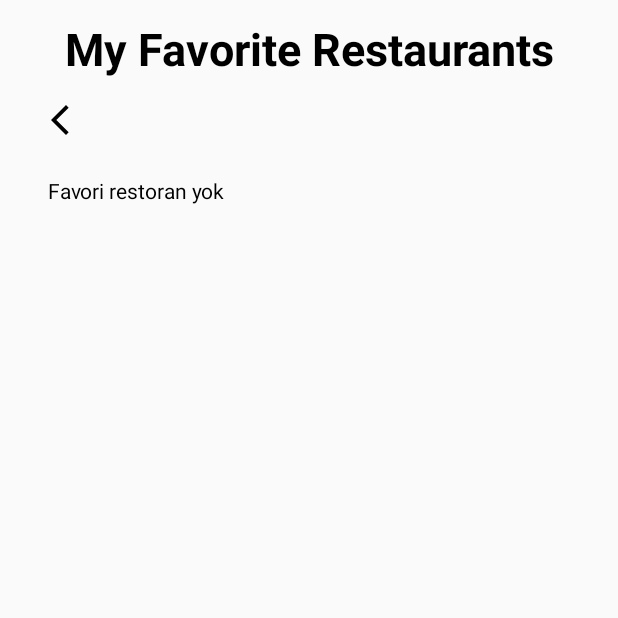
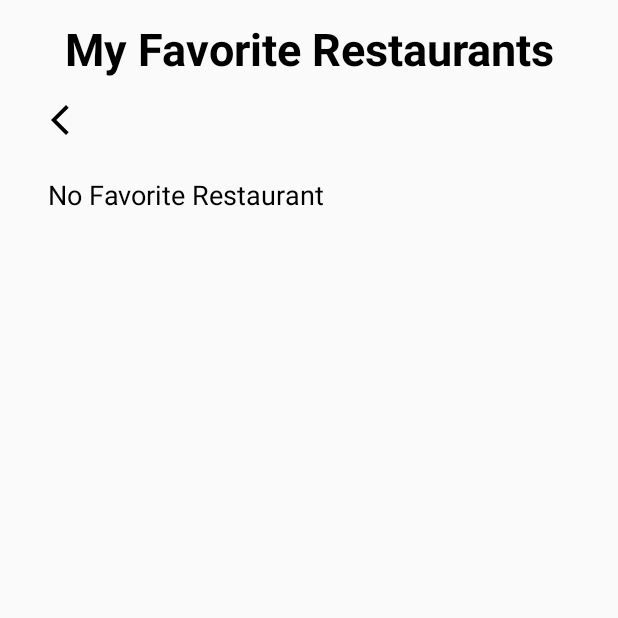
Before and after one commit to akdenizcse/cse234-23b-term-project-Restaurant-Finder, an Android app built with Jetpack Compose: the FavoriteScreen screen opened through its navigation route, on a phone screen of 412 x 824 dp, the top half of it. Run offline under Robolectric (Android 15) with nearby library versions, the phone set to English and light mode, and no system bars; our stand-ins replace Firebase (no records; nobody signed in at launch, a user with empty details on screens opened directly).

Commit message:
update FavoriteScreen.kt

```diff
--- a/app/src/main/java/com/cenkeraydin/restaurantfinder/screens/FavoriteScreen.kt
+++ b/app/src/main/java/com/cenkeraydin/restaurantfinder/screens/FavoriteScreen.kt
@@ -16,6 +16,7 @@ import androidx.compose.runtime.Composable
 import androidx.compose.ui.Modifier
 import androidx.compose.ui.graphics.vector.ImageVector
 import androidx.compose.ui.unit.dp
+import androidx.compose.ui.unit.sp
 import androidx.navigation.NavController
 import com.cenkeraydin.restaurantfinder.RestaurantViewModel
 import com.cenkeraydin.restaurantfinder.components.HeadingTextComponent
@@ -39,7 +40,7 @@ fun FavoriteScreen(navController: NavController, viewModel: RestaurantViewModel)
                 }
             }
         } else {
-            Text(text = "Favori restoran yok", modifier = Modifier.padding(16.dp))
+            Text(text = "No Favorite Restaurant", fontSize = 18.sp, modifier = Modifier.padding(16.dp))
         }
     }
 }
```
